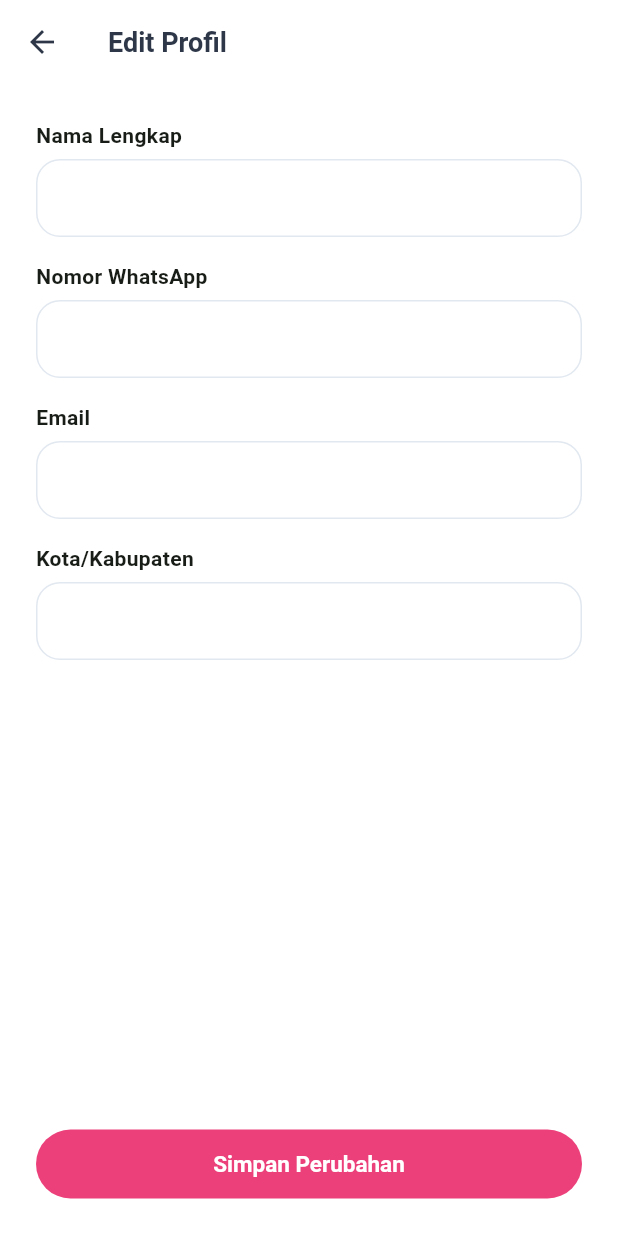
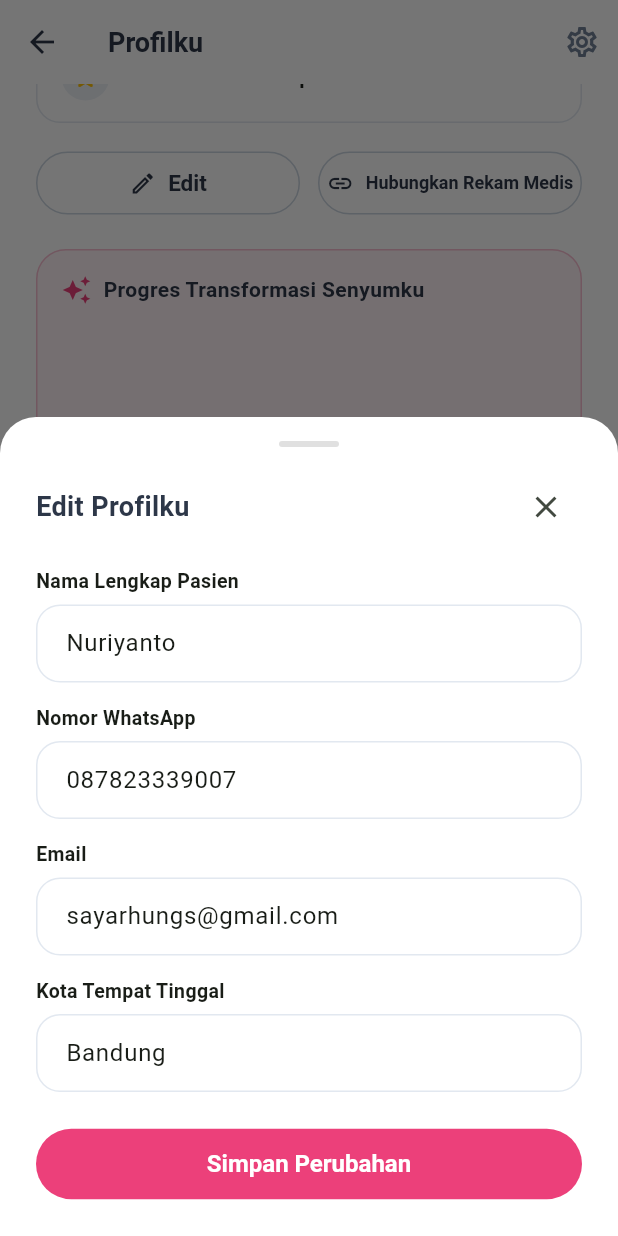
Before and after one commit to nuriyanto16/nfm-klinik-dental, a Flutter app: the ProfilePage screen opened by its route, scrolled down 147 dp, after a tap on "Edit", on a phone screen of 412 x 824 dp. Run offline on Flutter 3.47's test engine with Material 3 defaults, Android fonts, the phone set to English and light mode, and no system bars; our stand-ins replace cached_network_image, dio, flutter_riverpod, flutter_secure_storage, go_router; accounts and stored records are empty; network calls fail.

Commit message:
feat: immediate doctor selection and time slot activation in booking flow, plus interactive EditProfileSheet component

```diff
--- a/mobile/lib/core/router/app_router.dart
+++ b/mobile/lib/core/router/app_router.dart
@@ -86,5 +86,6 @@ final appRouter = GoRouter(
     ),
     GoRoute(path: '/payments/history', builder: (context, state) => const PaymentHistoryPage()),
     GoRoute(path: '/payment-history', builder: (context, state) => const PaymentHistoryPage()),
+    GoRoute(path: '/profile/edit', builder: (context, state) => const ProfilePage()),
   ],
 );
--- /dev/null
+++ b/mobile/lib/features/patient/presentation/edit_profile_sheet.dart
@@ -0,0 +1,170 @@
+import 'package:flutter/material.dart';
+import 'package:flutter_riverpod/flutter_riverpod.dart';
+
+import '../../../core/theme/app_theme.dart';
+import '../application/session_controller.dart';
+
+class EditProfileSheet extends ConsumerStatefulWidget {
+  const EditProfileSheet({super.key});
+
+  static Future<void> show(BuildContext context) {
+    return showModalBottomSheet<void>(
+      context: context,
+      isScrollControlled: true,
+      backgroundColor: Colors.transparent,
+      builder: (_) => const EditProfileSheet(),
+    );
+  }
+
+  @override
+  ConsumerState<EditProfileSheet> createState() => _EditProfileSheetState();
+}
+
+class _EditProfileSheetState extends ConsumerState<EditProfileSheet> {
+  final _formKey = GlobalKey<FormState>();
+  late TextEditingController _nameController;
+  late TextEditingController _phoneController;
+  late TextEditingController _emailController;
+  late TextEditingController _cityController;
+
+  bool _isSaving = false;
+
+  @override
+  void initState() {
+    super.initState();
+    final session = ref.read(sessionControllerProvider).value;
+    _nameController = TextEditingController(text: session?.fullName ?? 'Nuriyanto');
+    _phoneController = TextEditingController(text: session?.phoneWa ?? '087823339007');
+    _emailController = TextEditingController(text: 'sayarhungs@gmail.com');
+    _cityController = TextEditingController(text: 'Bandung');
+  }
+
+  @override
+  void dispose() {
+    _nameController.dispose();
+    _phoneController.dispose();
+    _emailController.dispose();
+    _cityController.dispose();
+    super.dispose();
+  }
+
+  Future<void> _onSave() async {
+    if (!_formKey.currentState!.validate()) return;
+
+    setState(() => _isSaving = true);
+    try {
+      final name = _nameController.text.trim();
+      final phone = _phoneController.text.trim();
+
+      await ref.read(sessionControllerProvider.notifier).updateProfile(
+            fullName: name,
+            phoneWa: phone,
+          );
+
+      if (mounted) {
+        Navigator.pop(context);
+        ScaffoldMessenger.of(context).showSnackBar(
+          const SnackBar(content: Text('Profil berhasil diperbarui!')),
+        );
+      }
+    } catch (e) {
+      if (mounted) {
+        ScaffoldMessenger.of(context).showSnackBar(
+          SnackBar(content: Text('Gagal memperbarui profil: $e')),
+        );
+      }
+    } finally {
+      if (mounted) setState(() => _isSaving = false);
+    }
+  }
+
+  @override
+  Widget build(BuildContext context) {
+    final bottomInset = MediaQuery.of(context).viewInsets.bottom;
+
+    return Container(
+      decoration: const BoxDecoration(
+        color: Colors.white,
+        borderRadius: BorderRadius.vertical(top: Radius.circular(24)),
+      ),
+      padding: EdgeInsets.fromLTRB(24, 16, 24, 24 + bottomInset),
+      child: SingleChildScrollView(
+        child: Form(
+          key: _formKey,
+          child: Column(
+            mainAxisSize: MainAxisSize.min,
+            crossAxisAlignment: CrossAxisAlignment.start,
+            children: [
+              Center(
+                child: Container(
+                  width: 40,
+                  height: 4,
+                  decoration: BoxDecoration(
+                    color: Colors.grey.shade300,
+                    borderRadius: BorderRadius.circular(2),
+                  ),
+                ),
+              ),
+              const SizedBox(height: 16),
+              Row(
+                mainAxisAlignment: MainAxisAlignment.spaceBetween,
+                children: [
+                  const Text(
+                    'Edit Profilku',
+                    style: TextStyle(fontSize: 18, fontWeight: FontWeight.bold, color: AppColors.textDark),
+                  ),
+                  IconButton(
+                    icon: const Icon(Icons.close),
+                    onPressed: () => Navigator.pop(context),
+                  ),
+                ],
+              ),
+              const SizedBox(height: 16),
+              const Text('Nama Lengkap Pasien', style: TextStyle(fontWeight: FontWeight.w600, fontSize: 13)),
+              const SizedBox(height: 6),
+              TextFormField(
+                controller: _nameController,
+                decoration: const InputDecoration(hintText: 'Nama lengkap'),
+                validator: (v) => v == null || v.trim().isEmpty ? 'Nama wajib diisi' : null,
+              ),
+              const SizedBox(height: 14),
+              const Text('Nomor WhatsApp', style: TextStyle(fontWeight: FontWeight.w600, fontSize: 13)),
+              const SizedBox(height: 6),
+              TextFormField(
+                controller: _phoneController,
+                keyboardType: TextInputType.phone,
+                decoration: const InputDecoration(hintText: '08123456789'),
+                validator: (v) => v == null || v.trim().isEmpty ? 'Nomor WhatsApp wajib diisi' : null,
+              ),
+              const SizedBox(height: 14),
+              const Text('Email', style: TextStyle(fontWeight: FontWeight.w600, fontSize: 13)),
+              const SizedBox(height: 6),
+              TextFormField(
+                controller: _emailController,
+                keyboardType: TextInputType.emailAddress,
+                decoration: const InputDecoration(hintText: 'email@example.com'),
+              ),
+              const SizedBox(height: 14),
+              const Text('Kota Tempat Tinggal', style: TextStyle(fontWeight: FontWeight.w600, fontSize: 13)),
+              const SizedBox(height: 6),
+              TextFormField(
+                controller: _cityController,
+                decoration: const InputDecoration(hintText: 'Kota (contoh: Kab. Bandung)'),
+              ),
+              const SizedBox(height: 24),
+              SizedBox(
+                width: double.infinity,
+                child: FilledButton(
+                  onPressed: _isSaving ? null : _onSave,
+                  child: _isSaving
+                      ? const SizedBox(width: 20, height: 20, child: CircularProgressIndicator(color: Colors.white, strokeWidth: 2))
+                      : const Text('Simpan Perubahan', style: TextStyle(fontSize: 16, fontWeight: FontWeight.bold)),
+                ),
+              ),
+            ],
+          ),
+        ),
+      ),
+    );
+  }
+}
--- a/mobile/lib/features/patient/presentation/profile_page.dart
+++ b/mobile/lib/features/patient/presentation/profile_page.dart
@@ -6,6 +6,8 @@ import '../../../core/theme/app_theme.dart';
 import '../application/session_controller.dart';
 import 'add_patient_sheet.dart';
 import 'connect_medical_record_sheet.dart';
+
+import 'edit_profile_sheet.dart';
 
 class ProfilePage extends ConsumerWidget {
   const ProfilePage({super.key});
@@ -93,7 +95,7 @@ class ProfilePage extends ConsumerWidget {
                       foregroundColor: AppColors.textDark,
                       padding: const EdgeInsets.symmetric(vertical: 12),
                     ),
-                    onPressed: () => context.push('/profile/edit'),
+                    onPressed: () => EditProfileSheet.show(context),
                     icon: const Icon(Icons.edit_outlined, size: 18),
                     label: const Text('Edit', style: TextStyle(fontWeight: FontWeight.w600)),
                   ),
```
Also changed, not shown: mobile/lib/features/doctors/data/doctor_repository.dart (+36 -2 lines), mobile/lib/features/patient/application/session_controller.dart (+11 -0 lines), mobile/lib/features/reservation/presentation/booking_flow_page.dart (+6 -1 lines).
